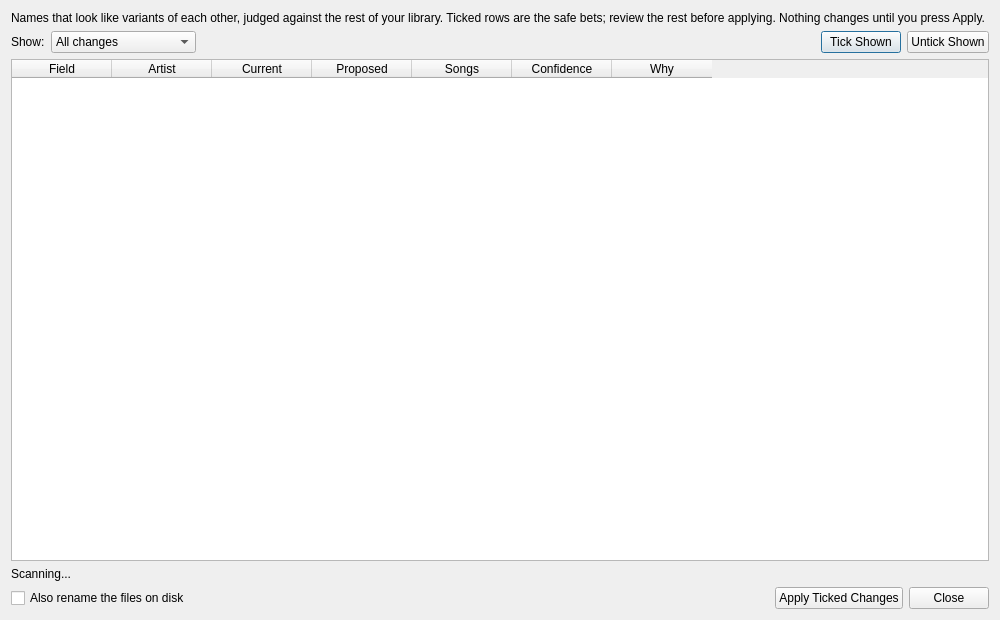
Above: src/dlgnamecleanup.ui from gtachibana/OpenKJ before the change. Below: the same form after it.
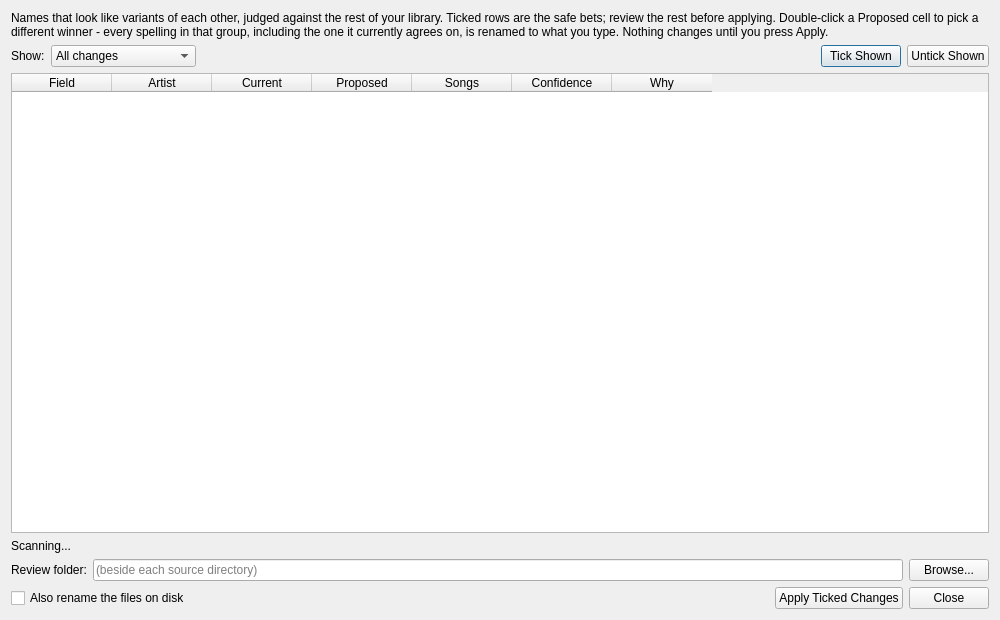
That is the form after the change.

Commit message: feat(library): merge duplicates instead of standing off, and let the KJ pick the winner

```diff
--- a/src/dlgnamecleanup.ui
+++ b/src/dlgnamecleanup.ui
@@ -17,7 +17,7 @@
    <item>
     <widget class="QLabel" name="lblIntro">
      <property name="text">
-      <string>Names that look like variants of each other, judged against the rest of your library. Ticked rows are the safe bets; review the rest before applying. Nothing changes until you press Apply.</string>
+      <string>Names that look like variants of each other, judged against the rest of your library. Ticked rows are the safe bets; review the rest before applying. Double-click a Proposed cell to pick a different winner - every spelling in that group, including the one it currently agrees on, is renamed to what you type. Nothing changes until you press Apply.</string>
      </property>
      <property name="wordWrap">
       <bool>true</bool>
@@ -153,6 +153,34 @@
      </property>
     </widget>
    </item>
+   <item>
+    <layout class="QHBoxLayout" name="horizontalLayoutReview">
+     <item>
+      <widget class="QLabel" name="lblReviewDir">
+       <property name="text">
+        <string>Review folder:</string>
+       </property>
+      </widget>
+     </item>
+     <item>
+      <widget class="QLineEdit" name="lineEditReviewDir">
+       <property name="toolTip">
+        <string>Where a duplicate set of files is put when it is not safe to bin it - the two share a name but their graphics differ, so they are different recordings. Leave empty to use a folder beside each source directory, which keeps the move on the same drive.</string>
+       </property>
+       <property name="placeholderText">
+        <string>(beside each source directory)</string>
+       </property>
+      </widget>
+     </item>
+     <item>
+      <widget class="QPushButton" name="btnBrowseReviewDir">
+       <property name="text">
+        <string>Browse...</string>
+       </property>
+      </widget>
+     </item>
+    </layout>
+   </item>
    <item>
     <layout class="QHBoxLayout" name="horizontalLayoutButtons">
      <item>
```
Left out of the diff: 2 changed lines with no effect on the pictures. The commit also changes 11 other files.
